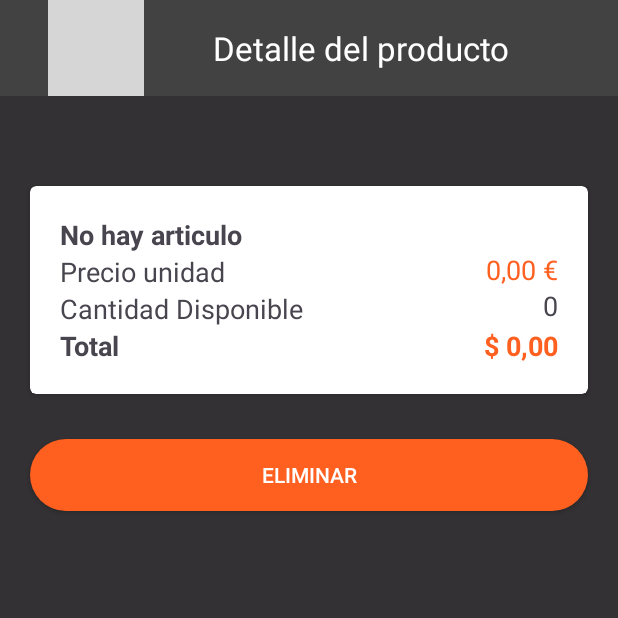
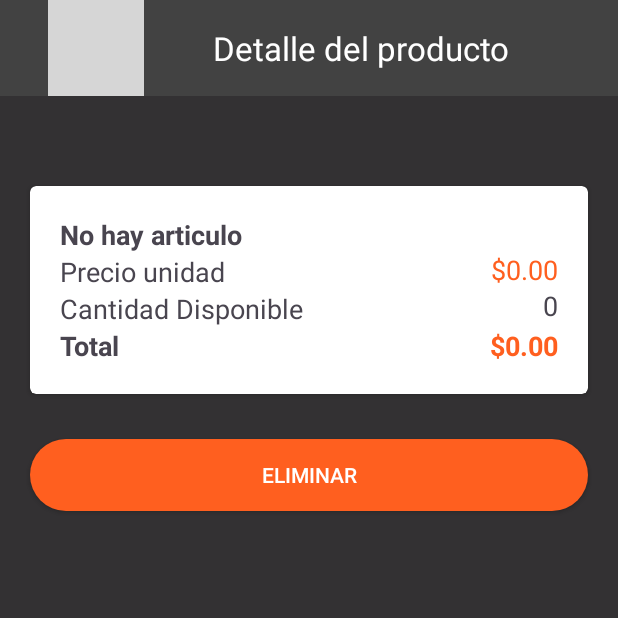
Before and after one commit to cricamore/equipoCuatro, an Android app: the FragmentEditProduct screen opened through its navigation route, after a tap on "Description", on a phone screen of 412 x 824 dp, the top half of it. Run offline under Robolectric (Android 15) with nearby library versions, the phone set to English and light mode, and no system bars; our stand-ins replace Dagger/Hilt's generated code, Firebase (no records; nobody signed in at launch, a user with empty details on screens opened directly), data binding; grey boxes are pictures that could not be loaded.

Commit message:
edit decimals fixed

```diff
--- a/app/src/main/java/com/cristian/miniproyecto2/view/fragments/FragmentEditProduct.kt
+++ b/app/src/main/java/com/cristian/miniproyecto2/view/fragments/FragmentEditProduct.kt
@@ -17,6 +17,7 @@ import com.google.firebase.firestore.FirebaseFirestore
 import java.text.NumberFormat
 import java.util.Locale
 import dagger.hilt.android.AndroidEntryPoint
+import java.math.BigDecimal
 
 @AndroidEntryPoint
 class FragmentEditProduct : Fragment() {
@@ -93,9 +94,7 @@ class FragmentEditProduct : Fragment() {
     fun show() {
         binding.tvIdProduct.text = "Id: " + idArticulo.toString()
         binding.nombreArticulo.setText(nameArticulo) // Asigna directamente el texto sin castings
-        val formattedPrice = NumberFormat.getNumberInstance(Locale("es", "ES")).format(priceArticulo)
-        binding.precioArticulo.setText(String.format("%s,00", formattedPrice))
-        //binding.precioArticulo.setText(priceArticulo.toString()) // Convierte a String y establece el texto
+        binding.precioArticulo.setText(BigDecimal.valueOf(priceArticulo).toString())
         binding.cantidadArticulo.setText(quantityArticulo.toString()) // Convierte a String y establece el texto
     }
 
--- a/app/src/main/java/com/cristian/miniproyecto2/view/fragments/FragmentProductDetail.kt
+++ b/app/src/main/java/com/cristian/miniproyecto2/view/fragments/FragmentProductDetail.kt
@@ -58,17 +58,16 @@ class FragmentProductDetail : Fragment() {
     fun show(){
         binding.productName.text = nameArticulo
         val priceTemplate = getString(R.string.price_template)
+
         val decimalPrice = BigDecimal.valueOf(priceArticulo)
-
-        val pricePoints = NumberFormat.getCurrencyInstance(Locale("es", "ES")).format(decimalPrice)
+        val pricePoints = NumberFormat.getCurrencyInstance(Locale("es", "US")).format(decimalPrice)
         val formattedPrice = String.format(priceTemplate, pricePoints)
         binding.priceValue.text = pricePoints
         binding.quantityValue.text = quantityArticulo.toString()
 
-        val total = priceArticulo * quantityArticulo
-        val totalPoints = NumberFormat.getNumberInstance(Locale("es", "ES")).format(total)
-        val formattedTotal = String.format(priceTemplate, totalPoints)
-        binding.totalValue.text = formattedTotal
+        val totalDecimal = BigDecimal.valueOf((priceArticulo * quantityArticulo))
+        val totalPoints = NumberFormat.getCurrencyInstance(Locale("es", "US")).format(totalDecimal)
+        binding.totalValue.text = totalPoints
 
     }
 
--- a/app/src/main/res/values/strings.xml
+++ b/app/src/main/res/values/strings.xml
@@ -14,5 +14,5 @@
     <string name="precio_articulo">Precio</string>
     <string name="cant_articulo">Cantidad</string>
     <string name="editar_producto">Editar</string>
-    <string name="price_template">$ %s,00</string>
+    <string name="price_template">$ %s</string>
 </resources>
```
